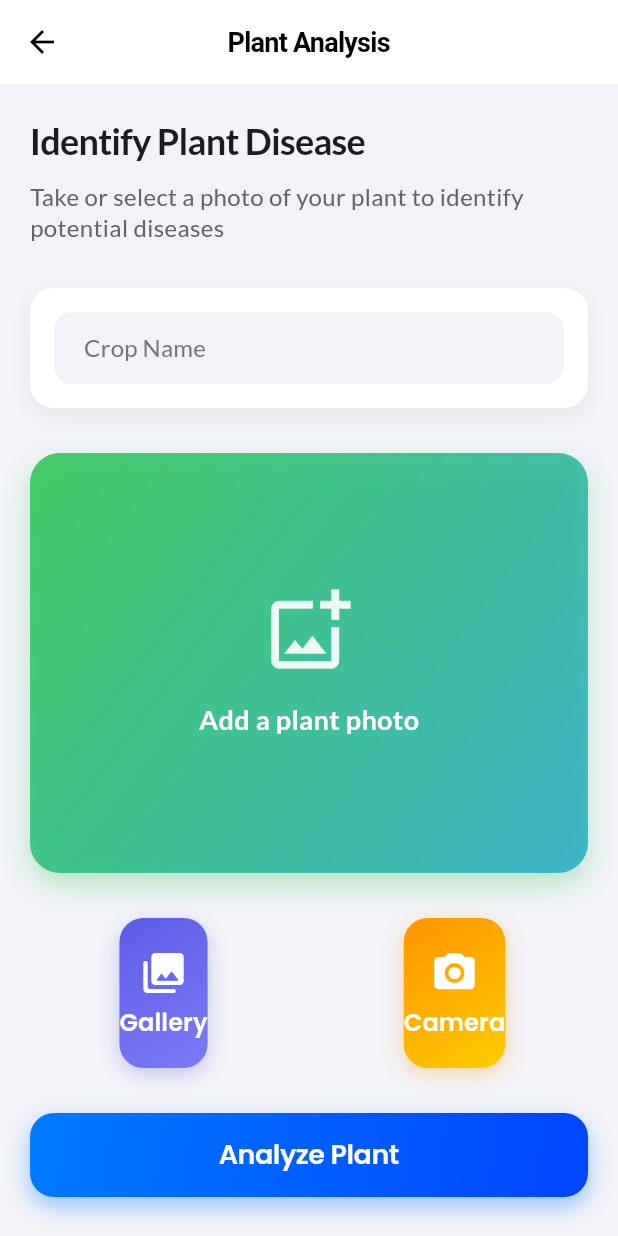
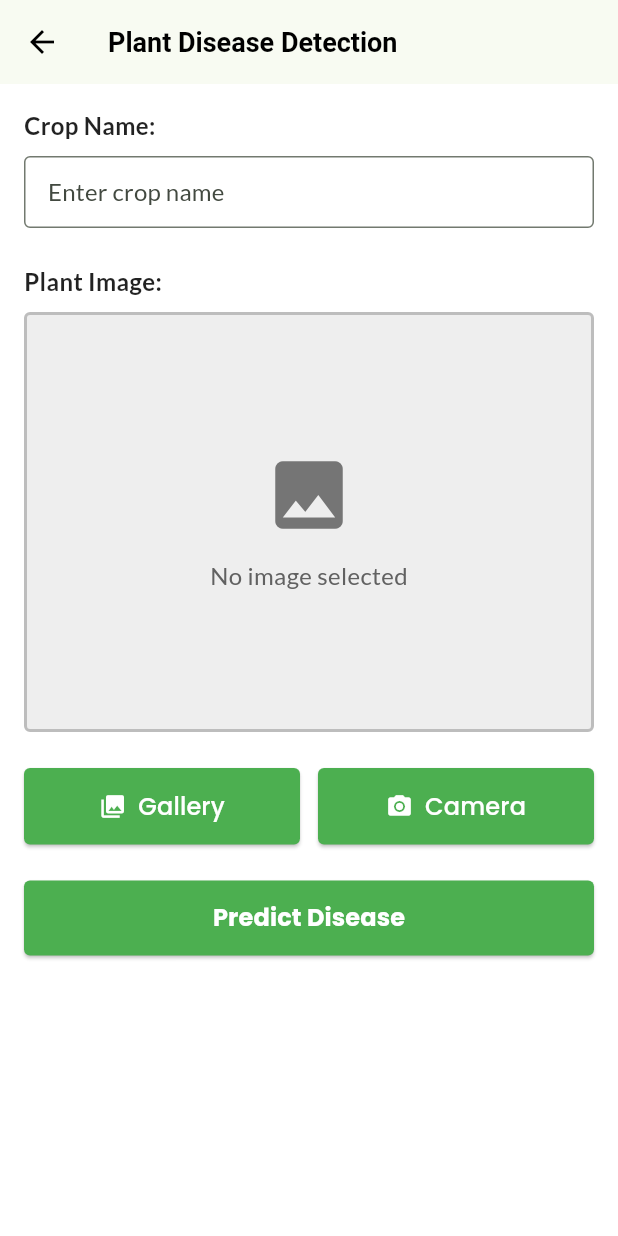
Before and after one commit to krishnakant2004/krishi-startup-flutter-app-one-stop-service-for-farmers-, a Flutter app: the PredictPage screen opened directly, on a phone screen of 412 x 824 dp. Run offline on Flutter 3.47's test engine with Material 3 defaults, Android fonts, the phone set to English and light mode, and no system bars; our stand-ins replace cached_network_image, carousel_slider, dropdown_button2, firebase_core, flutter_login, flutter_rating_bar and 14 more; missing offline and left inert: flutter_cart, flutter_stripe, onesignal_flutter, razorpay_flutter; accounts and stored records are empty; generated files the repository leaves out were written again.

Commit message:
Redesign crop disease page with simple classic design
Co-authored-by: krishnakant2004 <145291054+krishnakant2004@users.noreply.github.com>

```diff
--- a/lib/detectionPages/cropdisease.dart
+++ b/lib/detectionPages/cropdisease.dart
@@ -98,10 +98,7 @@ class _PredictPageState extends State<PredictPage> {
     ScaffoldMessenger.of(context).showSnackBar(
       SnackBar(
         content: Text(message),
-        backgroundColor: Colors.black.withOpacity(0.8),
-        behavior: SnackBarBehavior.floating,
-        shape: RoundedRectangleBorder(borderRadius: BorderRadius.circular(12)),
-        margin: const EdgeInsets.symmetric(horizontal: 16, vertical: 16),
+        backgroundColor: Colors.black87,
       ),
     );
   }
@@ -116,111 +113,65 @@ class _PredictPageState extends State<PredictPage> {
   @override
   Widget build(BuildContext context) {
     return Scaffold(
-      backgroundColor: const Color(0xFFF2F2F7), // Apple light background
+      backgroundColor: Colors.white,
       appBar: AppBar(
-        title: const Text(
-          "Plant Analysis",
-          style: TextStyle(
-            fontWeight: FontWeight.w600,
-            fontSize: 18,
-            letterSpacing: -0.5,
-          ),
-        ),
-        backgroundColor: Colors.white,
-        elevation: 0,
-        centerTitle: true,
+        title: const Text("Plant Disease Detection"),
+        elevation: 2,
       ),
       body: SingleChildScrollView(
         child: Padding(
-          padding: const EdgeInsets.all(20.0),
+          padding: const EdgeInsets.all(16.0),
           child: Column(
             crossAxisAlignment: CrossAxisAlignment.start,
             children: [
               const Text(
-                "Identify Plant Disease",
+                "Crop Name:",
                 style: TextStyle(
-                  fontSize: 24,
+                  fontSize: 16,
                   fontWeight: FontWeight.bold,
-                  color: Color(0xFF1C1C1E),
-                  letterSpacing: -0.5,
                 ),
               ),
               const SizedBox(height: 8),
-              const Text(
-                "Take or select a photo of your plant to identify potential diseases",
-                style: TextStyle(
-                  fontSize: 16,
-                  color: Color(0xFF636366),
-                  height: 1.3,
-                ),
-              ),
-              const SizedBox(height: 30),
-              Container(
-                decoration: BoxDecoration(
-                  color: Colors.white,
-                  borderRadius: BorderRadius.circular(16),
-                  boxShadow: [
-                    BoxShadow(
-                      color: Colors.black.withOpacity(0.05),
-                      blurRadius: 10,
-                      spreadRadius: 0,
-                      offset: const Offset(0, 5),
-                    ),
-                  ],
-                ),
-                padding: const EdgeInsets.all(16),
-                child: TextField(
+              TextField(
                 controller: controller_crop,
                 keyboardType: TextInputType.text,
-                  style: const TextStyle(
-                    fontSize: 16,
-                    color: Color(0xFF1C1C1E),
+                decoration: InputDecoration(
+                  labelText: "Enter crop name",
+                  border: OutlineInputBorder(
+                    borderRadius: BorderRadius.circular(4),
                   ),
-                  decoration: InputDecoration(
-                    labelText: "Crop Name",
-                    labelStyle: TextStyle(
-                      color: Colors.grey.shade600,
-                      fontSize: 16,
-                    ),
-                    contentPadding: const EdgeInsets.symmetric(vertical: 12, horizontal: 16),
-                    border: OutlineInputBorder(
-                      borderRadius: BorderRadius.circular(12),
-                      borderSide: BorderSide.none,
-                    ),
-                    filled: true,
-                    fillColor: const Color(0xFFF2F2F7),
+                  contentPadding: const EdgeInsets.symmetric(
+                    horizontal: 12,
+                    vertical: 12,
                   ),
                 ),
               ),
-              const SizedBox(height: 30),
+              const SizedBox(height: 24),
+              const Text(
+                "Plant Image:",
+                style: TextStyle(
+                  fontSize: 16,
+                  fontWeight: FontWeight.bold,
+                ),
+              ),
+              const SizedBox(height: 8),
               Center(
                 child: Container(
                   width: double.infinity,
                   height: 280,
                   decoration: BoxDecoration(
-                    gradient: LinearGradient(
-                      begin: Alignment.topLeft,
-                      end: Alignment.bottomRight,
-                      colors: [
-                        const Color(0xFF34C759).withOpacity(0.9),
-                        const Color(0xFF30B0C7).withOpacity(0.9),
-                      ],
+                    color: Colors.grey.shade200,
+                    border: Border.all(
+                      color: Colors.grey.shade400,
+                      width: 2,
                     ),
-                    borderRadius: BorderRadius.circular(20),
-                    boxShadow: [
-                      BoxShadow(
-                        color: const Color(0xFF34C759).withOpacity(0.3),
-                        blurRadius: 15,
-                        spreadRadius: 0,
-                        offset: const Offset(0, 8),
-                      ),
-                    ],
+                    borderRadius: BorderRadius.circular(4),
                   ),
                   child: Stack(
                     children: [
                       if (_image != null || _pickedImageUrl != null)
                         ClipRRect(
-                          borderRadius: BorderRadius.circular(20),
+                          borderRadius: BorderRadius.circular(2),
                           child: Container(
                             width: double.infinity,
                             height: double.infinity,
@@ -240,17 +191,16 @@ class _PredictPageState extends State<PredictPage> {
                             mainAxisAlignment: MainAxisAlignment.center,
                             children: [
                               Icon(
-                                Icons.add_photo_alternate_outlined,
+                                Icons.image,
                                 size: 60,
-                                color: Colors.white.withOpacity(0.9),
+                                color: Colors.grey.shade600,
                               ),
-                              const SizedBox(height: 16),
-                              const Text(
-                                "Add a plant photo",
+                              const SizedBox(height: 12),
+                              Text(
+                                "No image selected",
                                 style: TextStyle(
-                                  color: Colors.white,
-                                  fontSize: 18,
-                                  fontWeight: FontWeight.w600,
+                                  color: Colors.grey.shade700,
+                                  fontSize: 16,
                                 ),
                               ),
                             ],
@@ -258,17 +208,17 @@ class _PredictPageState extends State<PredictPage> {
                         ),
                       if (_image != null || _pickedImageUrl != null)
                         Positioned(
-                          top: 12,
-                          right: 12,
+                          top: 8,
+                          right: 8,
                           child: Container(
                             decoration: BoxDecoration(
-                              color: Colors.black.withOpacity(0.6),
-                              shape: BoxShape.circle,
+                              color: Colors.white,
+                              border: Border.all(color: Colors.grey.shade400),
                             ),
                             child: IconButton(
                               icon: const Icon(
-                                Icons.close_rounded,
-                                color: Colors.white,
+                                Icons.close,
+                                color: Colors.black,
                                 size: 20,
                               ),
                               onPressed: _eraseImage,
@@ -279,34 +229,42 @@ class _PredictPageState extends State<PredictPage> {
                   ),
                 ),
               ),
-              const SizedBox(height: 30),
+              const SizedBox(height: 24),
               Row(
                 children: [
                   Expanded(
-                    child: _buildActionButton(
-                      icon: Icons.photo_library_rounded,
-                      label: "Gallery",
-                      color1: const Color(0xFF5E5CE6),
-                      color2: const Color(0xFF7B7BF7),
+                    child: ElevatedButton.icon(
+                      icon: const Icon(Icons.photo_library),
+                      label: const Text("Gallery"),
                       onPressed: () => _pickImage(ImageSource.gallery),
+                      style: ElevatedButton.styleFrom(
+                        padding: const EdgeInsets.symmetric(vertical: 16),
+                        shape: RoundedRectangleBorder(
+                          borderRadius: BorderRadius.circular(4),
                         ),
                       ),
-                  const SizedBox(width: 16),
+                    ),
+                  ),
+                  const SizedBox(width: 12),
                   Expanded(
-                    child: _buildActionButton(
-                      icon: Icons.camera_alt_rounded,
-                      label: "Camera",
-                      color1: const Color(0xFFFF9500),
-                      color2: const Color(0xFFFFCC00),
+                    child: ElevatedButton.icon(
+                      icon: const Icon(Icons.camera_alt),
+                      label: const Text("Camera"),
                       onPressed: () => _pickImage(ImageSource.camera),
+                      style: ElevatedButton.styleFrom(
+                        padding: const EdgeInsets.symmetric(vertical: 16),
+                        shape: RoundedRectangleBorder(
+                          borderRadius: BorderRadius.circular(4),
+                        ),
+                      ),
                     ),
                   ),
                 ],
               ),
-              const SizedBox(height: 30),
+              const SizedBox(height: 24),
               SizedBox(
                 width: double.infinity,
-                height: 56,
+                height: 50,
                 child: ElevatedButton(
                   onPressed: isPredicting
                       ? null
@@ -320,61 +278,24 @@ class _PredictPageState extends State<PredictPage> {
                           });
                         },
                   style: ElevatedButton.styleFrom(
-                    backgroundColor: Colors.transparent,
-                    disabledBackgroundColor: Colors.transparent,
-                    shadowColor: Colors.transparent,
-                    padding: EdgeInsets.zero,
                     shape: RoundedRectangleBorder(
-                      borderRadius: BorderRadius.circular(16),
+                      borderRadius: BorderRadius.circular(4),
                     ),
                   ),
-                  child: Container(
-                    width: double.infinity,
-                    height: 56,
-                    decoration: BoxDecoration(
-                      gradient: LinearGradient(
-                        begin: Alignment.topLeft,
-                        end: Alignment.bottomRight,
-                        colors: isPredicting
-                            ? [
-                          const Color(0xFF007AFF).withOpacity(0.5),
-                          const Color(0xFF0044FF).withOpacity(0.5),
-                        ]
-                            : [
-                          const Color(0xFF007AFF),
-                          const Color(0xFF0044FF),
-                        ],
-                      ),
-                      borderRadius: BorderRadius.circular(16),
-                      boxShadow: isPredicting
-                          ? []
-                          : [
-                        BoxShadow(
-                          color: const Color(0xFF007AFF).withOpacity(0.4),
-                          blurRadius: 12,
-                          offset: const Offset(0, 6),
-                        ),
-                      ],
-                    ),
-                    child: Center(
                   child: isPredicting
                       ? const SizedBox(
-                        width: 24,
-                        height: 24,
+                          width: 20,
+                          height: 20,
                           child: CircularProgressIndicator(
-                          strokeWidth: 2.5,
+                            strokeWidth: 2,
                             valueColor: AlwaysStoppedAnimation<Color>(Colors.white),
                           ),
                         )
                       : const Text(
-                        "Analyze Plant",
+                          "Predict Disease",
                           style: TextStyle(
-                          color: Colors.white,
-                          fontSize: 18,
-                          fontWeight: FontWeight.w600,
-                          letterSpacing: -0.3,
-                        ),
-                      ),
+                            fontSize: 16,
+                            fontWeight: FontWeight.bold,
                           ),
                         ),
                 ),
@@ -385,64 +306,4 @@ class _PredictPageState extends State<PredictPage> {
       ),
     );
   }
-
-  Widget _buildActionButton({
-    required IconData icon,
-    required String label,
-    required Color color1,
-    required Color color2,
-    required VoidCallback onPressed,
-  }) {
-    return SizedBox(
-      height: 100,
-      child: ElevatedButton(
-        onPressed: onPressed,
-        style: ElevatedButton.styleFrom(
-          padding: EdgeInsets.zero,
-          backgroundColor: Colors.transparent,
-          shadowColor: Colors.transparent,
-          shape: RoundedRectangleBorder(
-            borderRadius: BorderRadius.circular(16),
-          ),
-        ),
-        child: Container(
-          decoration: BoxDecoration(
-            gradient: LinearGradient(
-              begin: Alignment.topLeft,
-              end: Alignment.bottomRight,
-              colors: [color1, color2],
-            ),
-            borderRadius: BorderRadius.circular(16),
-            boxShadow: [
-              BoxShadow(
-                color: color1.withOpacity(0.3),
-                blurRadius: 10,
-                spreadRadius: 0,
-                offset: const Offset(0, 4),
-              ),
-            ],
-          ),
-          child: Column(
-            mainAxisAlignment: MainAxisAlignment.center,
-            children: [
-              Icon(
-                icon,
-                color: Colors.white,
-                size: 32,
-              ),
-              const SizedBox(height: 8),
-              Text(
-                label,
-                style: const TextStyle(
-                  color: Colors.white,
-                  fontSize: 16,
-                  fontWeight: FontWeight.w600,
-                ),
-              ),
-            ],
-          ),
-        ),
-      ),
-    );
 }
-}
```
Lines whose indentation alone changed are shown as unchanged.
